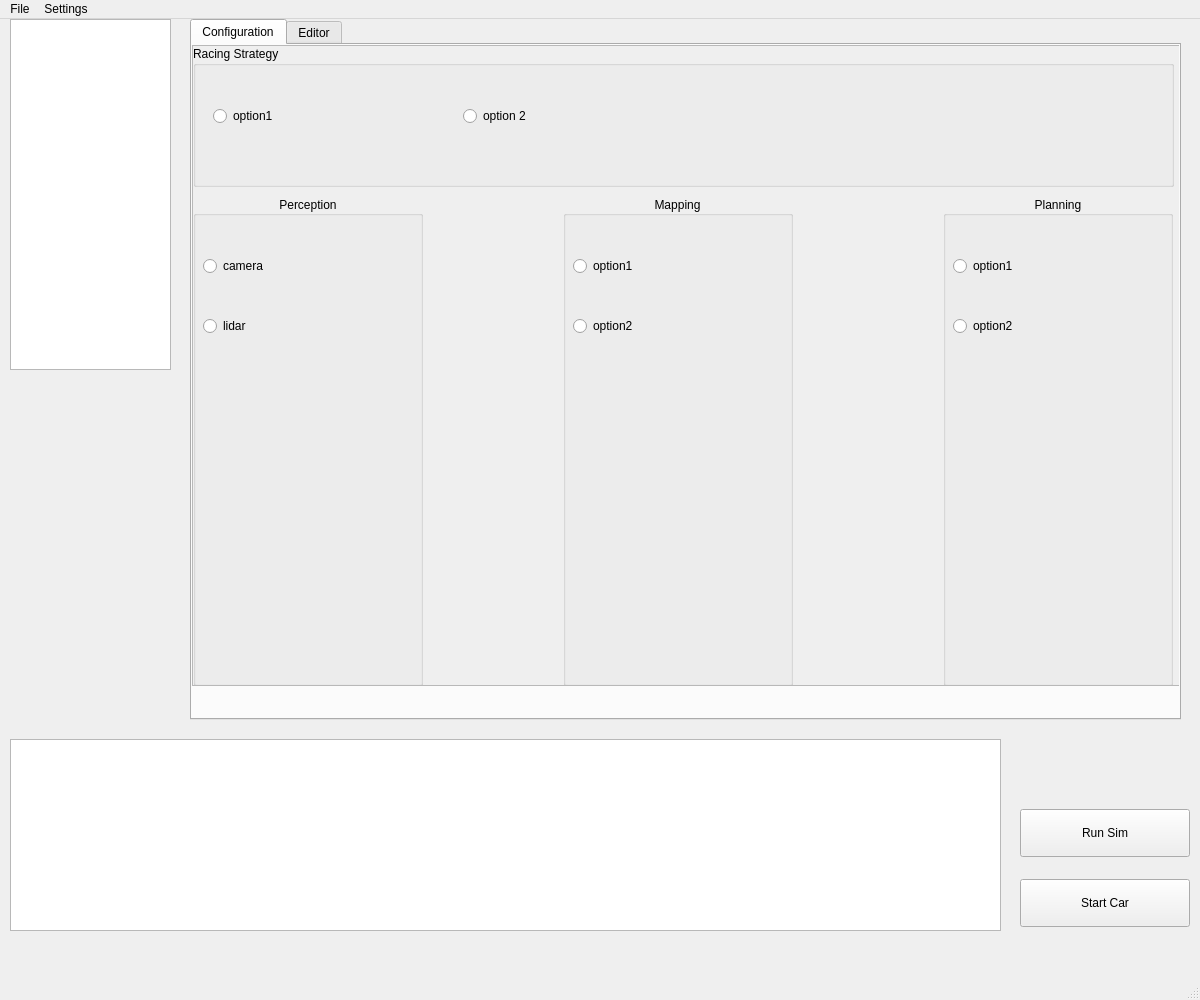
First picture: the form in CodeBase/MainWindowTest1.ui, repository jaw566/Capstone, before the edit.
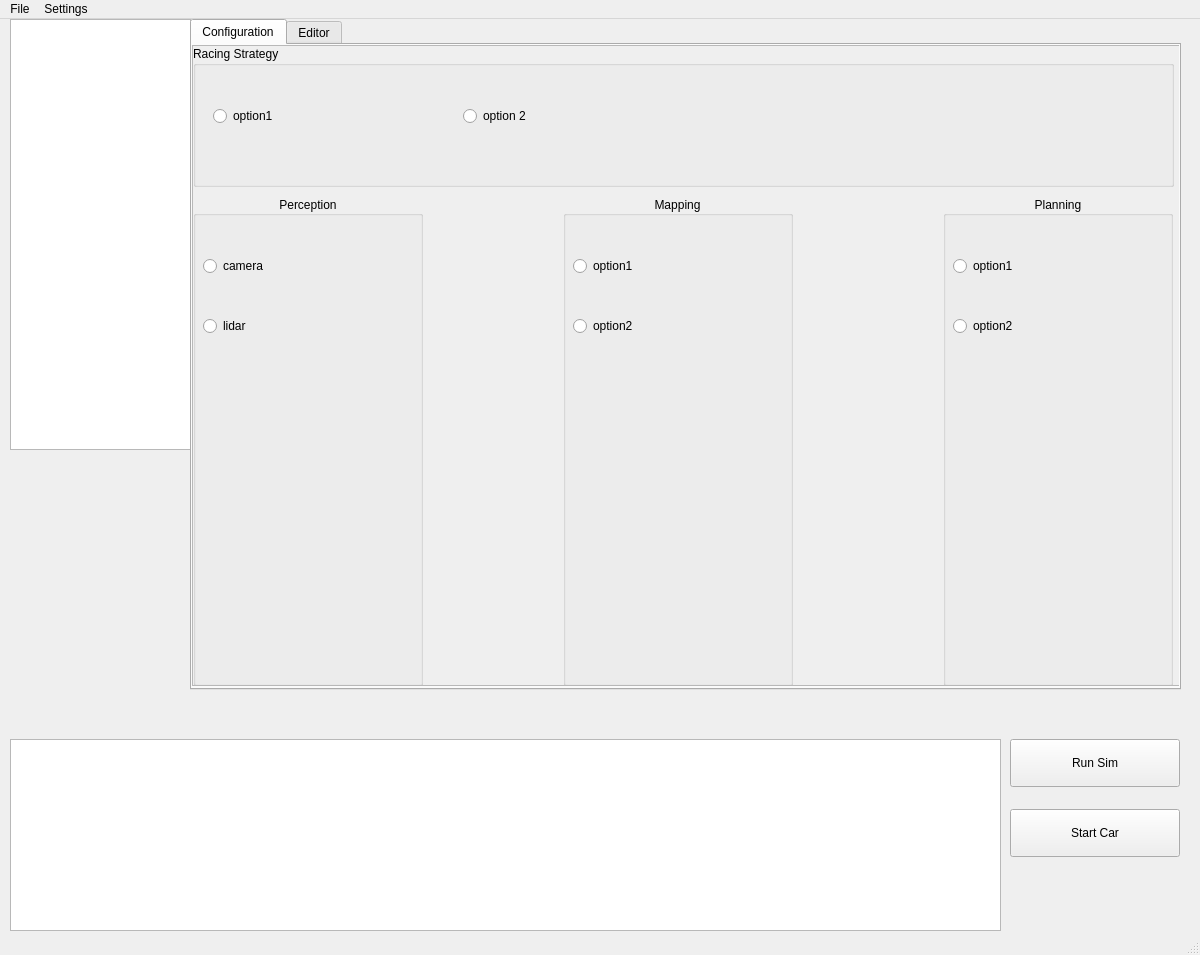
Second picture: the form after the edit.

Commit message: Minor size tweaks and moved buttons so they appear on the screen.

```diff
--- a/CodeBase/MainWindowTest1.ui
+++ b/CodeBase/MainWindowTest1.ui
@@ -7,7 +7,7 @@
     <x>0</x>
     <y>0</y>
     <width>1200</width>
-    <height>1000</height>
+    <height>955</height>
    </rect>
   </property>
   <property name="windowTitle">
@@ -19,16 +19,16 @@
      <rect>
       <x>10</x>
       <y>0</y>
-      <width>161</width>
-      <height>351</height>
+      <width>181</width>
+      <height>431</height>
      </rect>
     </property>
    </widget>
    <widget class="QPushButton" name="StartCarBttn">
     <property name="geometry">
      <rect>
-      <x>1020</x>
-      <y>860</y>
+      <x>1010</x>
+      <y>790</y>
       <width>170</width>
       <height>48</height>
      </rect>
@@ -40,8 +40,8 @@
    <widget class="QPushButton" name="runSimBttn">
     <property name="geometry">
      <rect>
-      <x>1020</x>
-      <y>790</y>
+      <x>1010</x>
+      <y>720</y>
       <width>170</width>
       <height>48</height>
      </rect>
@@ -66,7 +66,7 @@
       <x>190</x>
       <y>0</y>
       <width>991</width>
-      <height>701</height>
+      <height>671</height>
      </rect>
     </property>
     <property name="currentIndex">
```
Left out of the diff: 2 changed lines with no effect on the pictures. The commit also changes 3 other files.
